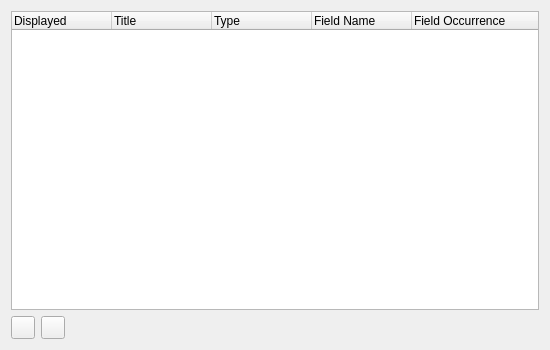
First picture: the form in src/ui/qt/column_preferences_frame.ui, repository jfzazo/wireshark-hwgen, before the edit.
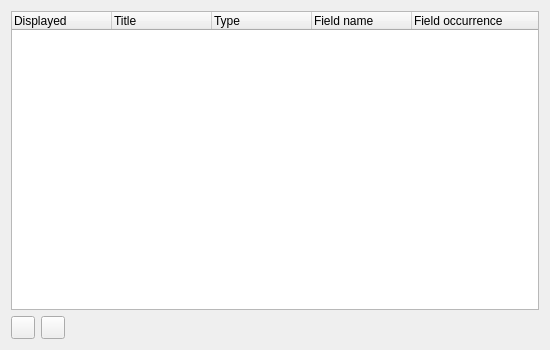
Second picture: the form after the edit. Icons and pictures are not drawn.

```diff
--- a/src/ui/qt/column_preferences_frame.ui
+++ b/src/ui/qt/column_preferences_frame.ui
@@ -42,12 +42,12 @@
      </column>
      <column>
       <property name="text">
-       <string>Field Name</string>
+       <string>Field name</string>
       </property>
      </column>
      <column>
       <property name="text">
-       <string>Field Occurrence</string>
+       <string>Field occurrence</string>
       </property>
      </column>
     </widget>
```
